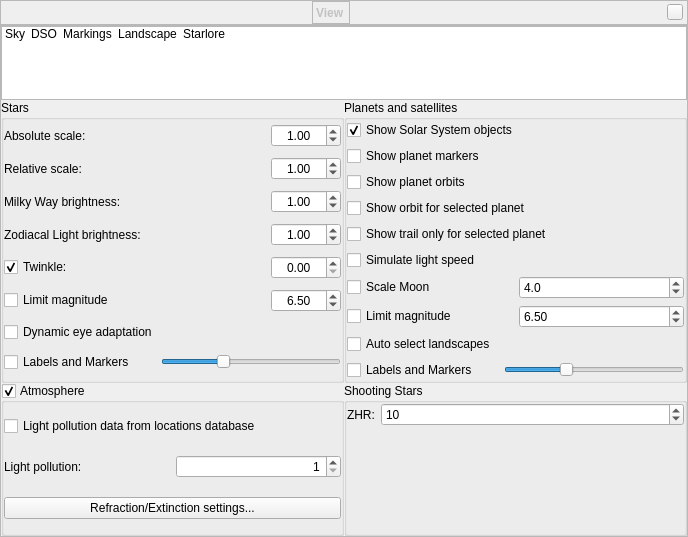
Qt form src/gui/viewDialog.ui (519984307/stellarium_src) before a commit.
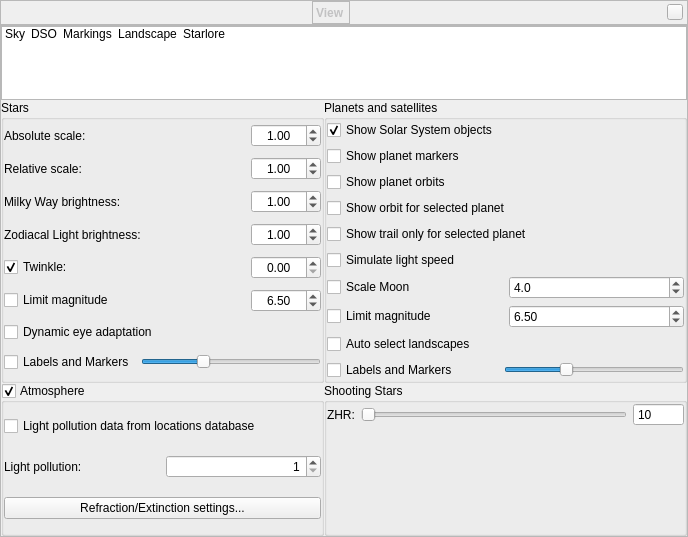
The same form after that commit. Icons and pictures are not drawn. Custom widgets are drawn as their Qt base class.

Commit message: ViewDialog - improving the ZHR settings for sporadic meteors It adds a slider next to the spinbox. In this way, users can easily know what is the range (max 240000).

```diff
--- a/src/gui/viewDialog.ui
+++ b/src/gui/viewDialog.ui
@@ -935,12 +935,15 @@
               <number>0</number>
              </property>
              <item>
-              <layout class="QFormLayout" name="formLayout">
-               <property name="fieldGrowthPolicy">
-                <enum>QFormLayout::AllNonFixedFieldsGrow</enum>
-               </property>
-               <item row="1" column="0">
+              <layout class="QGridLayout" name="gridLayout_6">
+               <item row="0" column="0">
                 <widget class="QLabel" name="label_14">
+                 <property name="sizePolicy">
+                  <sizepolicy hsizetype="Preferred" vsizetype="Minimum">
+                   <horstretch>0</horstretch>
+                   <verstretch>0</verstretch>
+                  </sizepolicy>
+                 </property>
                  <property name="toolTip">
                   <string>Hourly zenith rate</string>
                  </property>
@@ -955,8 +958,20 @@
                  </property>
                 </widget>
                </item>
-               <item row="1" column="1">
+               <item row="0" column="2">
                 <widget class="QSpinBox" name="zhrSpinBox">
+                 <property name="sizePolicy">
+                  <sizepolicy hsizetype="Minimum" vsizetype="Fixed">
+                   <horstretch>0</horstretch>
+                   <verstretch>0</verstretch>
+                  </sizepolicy>
+                 </property>
+                 <property name="frame">
+                  <bool>true</bool>
+                 </property>
+                 <property name="buttonSymbols">
+                  <enum>QAbstractSpinBox::NoButtons</enum>
+                 </property>
                  <property name="maximum">
                   <number>240000</number>
                  </property>
@@ -965,7 +980,7 @@
                  </property>
                 </widget>
                </item>
-               <item row="2" column="1">
+               <item row="1" column="1" colspan="2">
                 <widget class="QLabel" name="zhrLabel">
                  <property name="text">
                   <string/>
@@ -978,6 +993,35 @@
                  </property>
                 </widget>
                </item>
+               <item row="0" column="1">
+                <widget class="QSlider" name="zhrSlider">
+                 <property name="maximum">
+                  <number>240000</number>
+                 </property>
+                 <property name="sliderPosition">
+                  <number>10</number>
+                 </property>
+                 <property name="orientation">
+                  <enum>Qt::Horizontal</enum>
+                 </property>
+                 <property name="tickPosition">
+                  <enum>QSlider::NoTicks</enum>
+                 </property>
+                </widget>
+               </item>
+               <item row="2" column="0" colspan="3">
+                <spacer name="verticalSpacer_2">
+                 <property name="orientation">
+                  <enum>Qt::Vertical</enum>
+                 </property>
+                 <property name="sizeHint" stdset="0">
+                  <size>
+                   <width>20</width>
+                   <height>40</height>
+                  </size>
+                 </property>
+                </spacer>
+               </item>
               </layout>
              </item>
             </layout>
```
Left out of the diff: 4 changed lines with no effect on the pictures. The commit also changes 2 other files.
